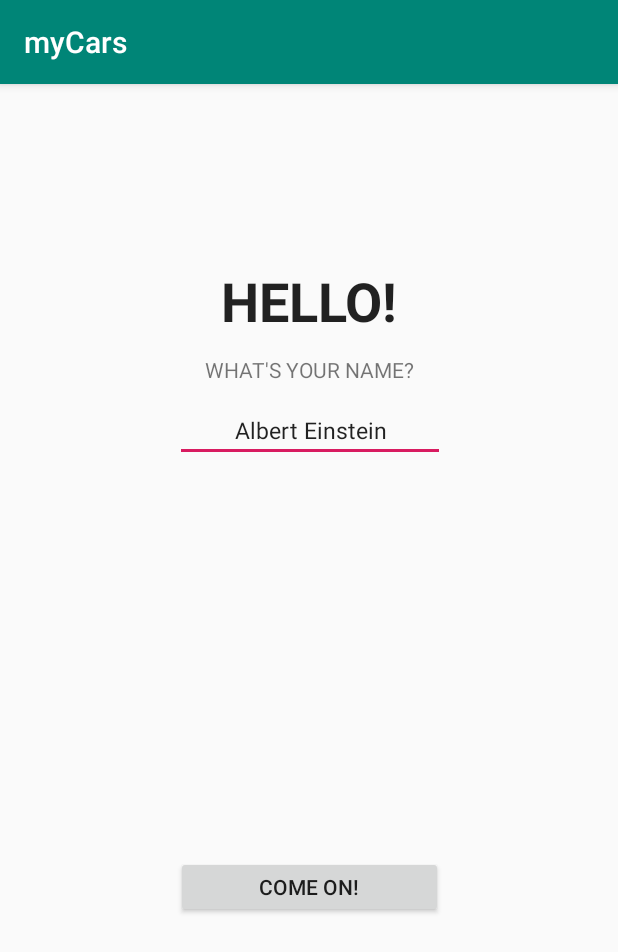
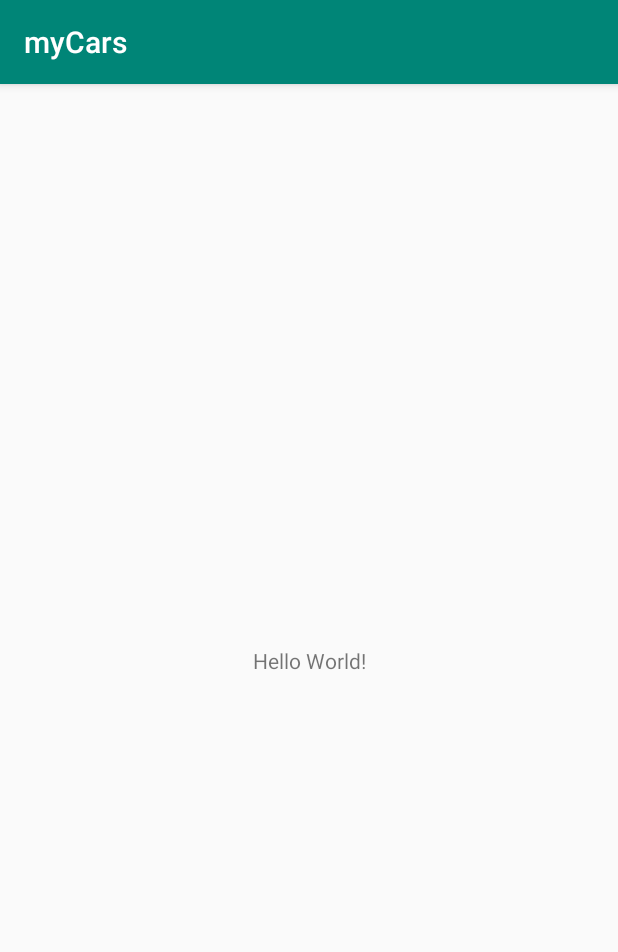
Before and after one commit to Joserto97DEV/myCars, an Android app: the screen it shows after launch (MainActivity), on a phone screen of 412 x 824 dp. Shown: the top 952 px of the screen. Run offline under Robolectric (Android 15) with nearby library versions, the phone set to English and light mode, and no system bars.

Commit message:
DELETED loggin. Not necessary.

```diff
--- a/app/src/main/AndroidManifest.xml
+++ b/app/src/main/AndroidManifest.xml
@@ -20,7 +20,6 @@
             </intent-filter>
         </activity>
         <activity android:name=".CarsActivity" />
-        <activity android:name=".NewUser"></activity>
     </application>
 
 </manifest>
--- a/app/src/main/java/com/josalv/mycars/MainActivity.java
+++ b/app/src/main/java/com/josalv/mycars/MainActivity.java
@@ -9,13 +9,6 @@ public class MainActivity extends AppCompatActivity {
     @Override
     protected void onCreate(Bundle savedInstanceState) {
         super.onCreate(savedInstanceState);
-        if (getString(R.string.user).equalsIgnoreCase("Albert Einstein")){
-            setContentView(R.layout.activity_new_user);
-        } else {
-            setContentView(R.layout.activity_main);
-        }
-    }
-    private void singin(View view){
-        setContentView(R.layout.activity_cars);
+        setContentView(R.layout.activity_main);
     }
 }
--- a/app/src/main/java/com/josalv/mycars/NewUser.java
+++ /dev/null
@@ -1,22 +0,0 @@
-package com.josalv.mycars;
-
-import android.support.v7.app.AppCompatActivity;
-import android.os.Bundle;
-import android.view.View;
-import android.widget.Button;
-
-public class NewUser extends AppCompatActivity {
-
-    @Override
-    protected void onCreate(Bundle savedInstanceState) {
-        super.onCreate(savedInstanceState);
-        setContentView(R.layout.activity_new_user);
-        final Button button = findViewById(R.id.button);
-        button.setOnClickListener(new View.OnClickListener() {
-            public void onClick(View v) {
-                //setContentView(R.layout.activity_cars);
-            }
-        });
-    }
-
-}
--- a/app/src/main/res/layout/activity_new_user.xml
+++ /dev/null
@@ -1,74 +0,0 @@
-<?xml version="1.0" encoding="utf-8"?>
-<android.support.constraint.ConstraintLayout xmlns:android="http://schemas.android.com/apk/res/android"
-    xmlns:app="http://schemas.android.com/apk/res-auto"
-    xmlns:tools="http://schemas.android.com/tools"
-    android:layout_width="match_parent"
-    android:layout_height="match_parent"
-    tools:context=".NewUser">
-
-    <TextView
-        android:textAllCaps="true"
-        android:id="@+id/textView"
-        android:layout_width="wrap_content"
-        android:layout_height="wrap_content"
-        android:layout_marginStart="8dp"
-        android:layout_marginTop="120dp"
-        android:layout_marginEnd="8dp"
-        android:text="@string/hello"
-        android:textAlignment="center"
-        android:textAppearance="@style/TextAppearance.AppCompat.Body1"
-        android:textSize="36sp"
-        android:textStyle="bold"
-        app:layout_constraintEnd_toEndOf="parent"
-        app:layout_constraintHorizontal_bias="0.502"
-        app:layout_constraintStart_toStartOf="parent"
-        app:layout_constraintTop_toTopOf="parent" />
-
-    <TextView
-        android:id="@+id/textView2"
-        android:layout_width="wrap_content"
-        android:layout_height="wrap_content"
-        android:layout_marginStart="8dp"
-        android:layout_marginTop="12dp"
-        android:layout_marginEnd="8dp"
-        android:text="@string/askname"
-        android:textAllCaps="true"
-        app:layout_constraintEnd_toEndOf="parent"
-        app:layout_constraintStart_toStartOf="parent"
-        app:layout_constraintTop_toBottomOf="@+id/textView" />
-
-    <EditText
-        android:id="@+id/editText"
-        android:layout_width="wrap_content"
-        android:layout_height="wrap_content"
-        android:layout_marginStart="8dp"
-        android:layout_marginTop="8dp"
-        android:layout_marginEnd="8dp"
-        android:layout_marginBottom="8dp"
-        android:ems="10"
-        android:inputType="textMultiLine"
-        android:maxLength="15"
-        android:maxLines="1"
-        android:text="@string/user"
-        android:textAlignment="center"
-        android:textSize="15sp"
-        app:layout_constraintBottom_toTopOf="@+id/button"
-        app:layout_constraintEnd_toEndOf="parent"
-        app:layout_constraintHorizontal_bias="0.503"
-        app:layout_constraintStart_toStartOf="parent"
-        app:layout_constraintTop_toBottomOf="@+id/textView2"
-        app:layout_constraintVertical_bias="0.008" />
-
-    <Button
-        android:id="@+id/button"
-        android:layout_width="178dp"
-        android:layout_height="41dp"
-        android:layout_marginStart="8dp"
-        android:layout_marginEnd="8dp"
-        android:layout_marginBottom="212dp"
-        android:clickable="false"
-        android:text="@string/come_on"
-        app:layout_constraintBottom_toBottomOf="parent"
-        app:layout_constraintEnd_toEndOf="parent"
-        app:layout_constraintStart_toStartOf="parent" />
-</android.support.constraint.ConstraintLayout>
```
